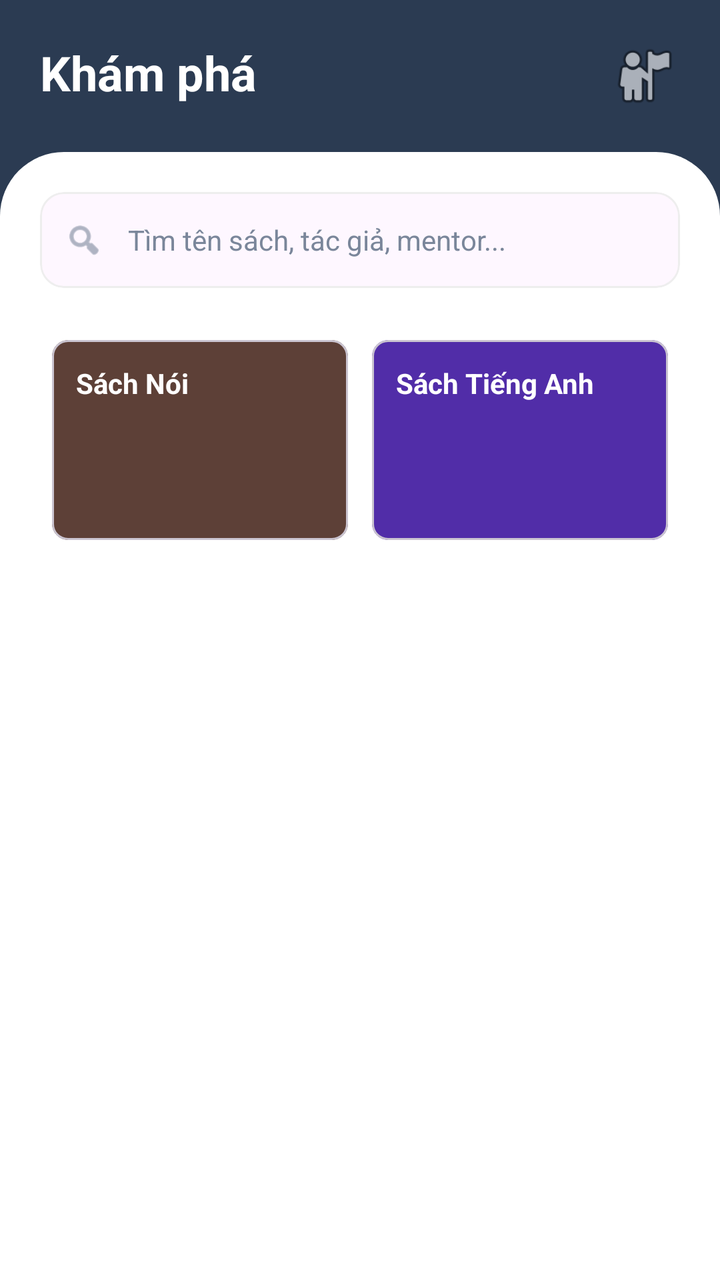
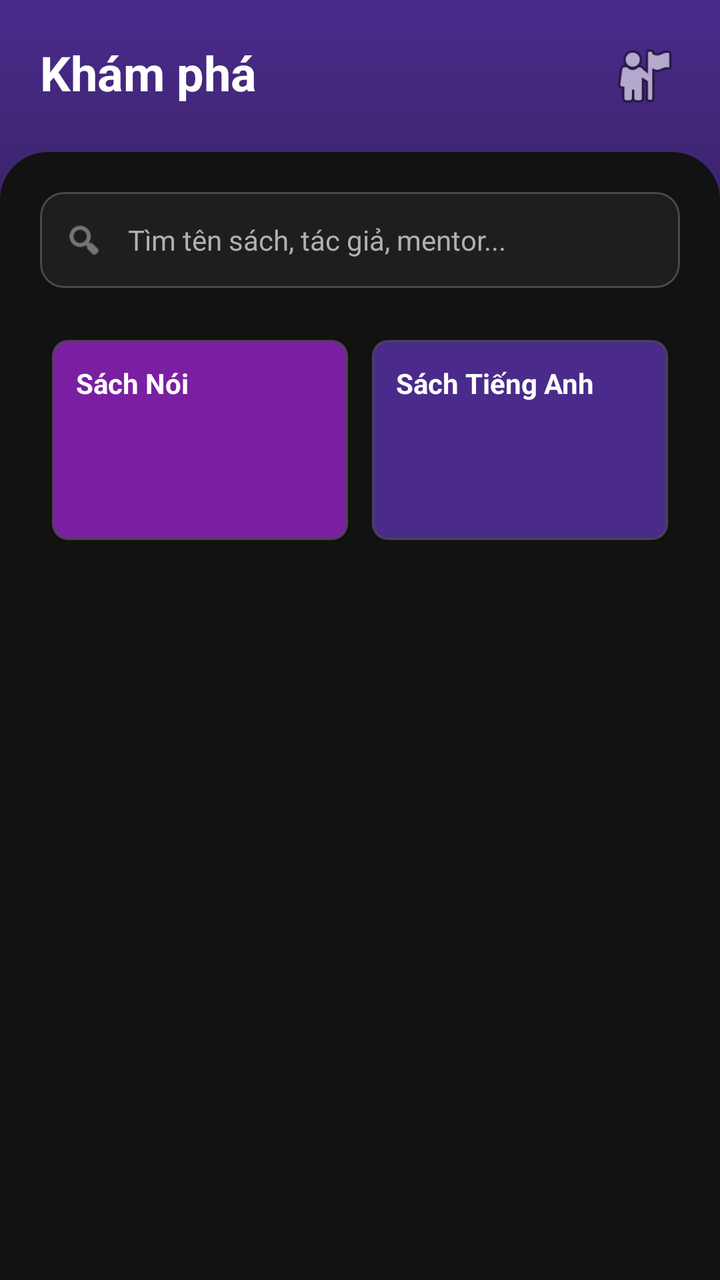

An Android layout rendered at two revisions. The XML below is the earlier revision; the diff shows what the commit changed to produce the second picture.
<!-- AndroidManifest.xml: application theme Theme.BookReadingApp -->
<!-- res/layout/fragment_explore.xml -->
<?xml version="1.0" encoding="utf-8"?>
<androidx.coordinatorlayout.widget.CoordinatorLayout xmlns:android="http://schemas.android.com/apk/res/android"
    xmlns:app="http://schemas.android.com/apk/res-auto"
    android:layout_width="match_parent"
    android:layout_height="match_parent"
    android:background="@color/brand_navy">

    <com.google.android.material.appbar.AppBarLayout
        android:layout_width="match_parent"
        android:layout_height="wrap_content"
        android:background="@android:color/transparent"
        app:elevation="0dp">

        <RelativeLayout
            android:layout_width="match_parent"
            android:layout_height="wrap_content"
            android:padding="20dp">

            <TextView
                android:layout_width="wrap_content"
                android:layout_height="wrap_content"
                android:text="Khám phá"
                android:textColor="@color/white"
                android:textSize="24sp"
                android:textStyle="bold" />

            <com.google.android.material.imageview.ShapeableImageView
                android:layout_width="36dp"
                android:layout_height="36dp"
                android:layout_alignParentEnd="true"
                android:src="@android:drawable/ic_menu_myplaces"
                app:shapeAppearanceOverlay="@style/ShapeAppearance.Material3.Corner.Full" />
        </RelativeLayout>
    </com.google.android.material.appbar.AppBarLayout>

    <androidx.core.widget.NestedScrollView
        android:layout_width="match_parent"
        android:layout_height="match_parent"
        android:background="@drawable/rounded_top_surface"
        app:layout_behavior="@string/appbar_scrolling_view_behavior">

        <LinearLayout
            android:layout_width="match_parent"
            android:layout_height="wrap_content"
            android:orientation="vertical"
            android:paddingHorizontal="20dp"
            android:paddingTop="20dp"
            android:paddingBottom="100dp">

            
            <com.google.android.material.card.MaterialCardView
                android:layout_width="match_parent"
                android:layout_height="wrap_content"
                app:cardCornerRadius="12dp"
                app:cardElevation="0dp"
                app:strokeColor="#EEEEEE"
                app:strokeWidth="1dp">

                <LinearLayout
                    android:layout_width="match_parent"
                    android:layout_height="48dp"
                    android:gravity="center_vertical"
                    android:paddingHorizontal="12dp">

                    <ImageView
                        android:layout_width="20dp"
                        android:layout_height="20dp"
                        android:src="@android:drawable/ic_menu_search"
                        app:tint="@color/brand_text_gray" />

                    <TextView
                        android:layout_width="wrap_content"
                        android:layout_height="wrap_content"
                        android:layout_marginStart="12dp"
                        android:text="Tìm tên sách, tác giả, mentor..."
                        android:textColor="@color/brand_text_gray" />
                </LinearLayout>
            </com.google.android.material.card.MaterialCardView>

            
            <GridLayout
                android:layout_width="match_parent"
                android:layout_height="wrap_content"
                android:layout_marginTop="20dp"
                android:columnCount="2"
                android:alignmentMode="alignMargins"
                android:columnOrderPreserved="false">

                
                <com.google.android.material.card.MaterialCardView
                    android:layout_width="0dp"
                    android:layout_height="100dp"
                    android:layout_columnWeight="1"
                    android:layout_margin="6dp"
                    app:cardBackgroundColor="#5D4037"
                    app:cardCornerRadius="8dp">
                    <TextView
                        android:layout_width="wrap_content"
                        android:layout_height="wrap_content"
                        android:layout_margin="12dp"
                        android:text="Sách Nói"
                        android:textColor="@color/white"
                        android:textStyle="bold" />
                </com.google.android.material.card.MaterialCardView>

                
                <com.google.android.material.card.MaterialCardView
                    android:layout_width="0dp"
                    android:layout_height="100dp"
                    android:layout_columnWeight="1"
                    android:layout_margin="6dp"
                    app:cardBackgroundColor="#512DA8"
                    app:cardCornerRadius="8dp">
                    <TextView
                        android:layout_width="wrap_content"
                        android:layout_height="wrap_content"
                        android:layout_margin="12dp"
                        android:text="Sách Tiếng Anh"
                        android:textColor="@color/white"
                        android:textStyle="bold" />
                </com.google.android.material.card.MaterialCardView>

            </GridLayout>

        </LinearLayout>
    </androidx.core.widget.NestedScrollView>

</androidx.coordinatorlayout.widget.CoordinatorLayout>
<!-- resources referenced by this layout -->
<resources>
  <color name="brand_navy">#2B3B52</color>
  <color name="brand_text_gray">#7A869A</color>
  <color name="white">#FFFFFF</color>
  <!-- drawable rounded_top_surface (drawable) -->
  <?xml version="1.0" encoding="utf-8"?>
  <shape xmlns:android="http://schemas.android.com/apk/res/android">
      <solid android:color="@color/white" />
      <corners
          android:topLeftRadius="32dp"
          android:topRightRadius="32dp" />
  </shape>
  <style name="Theme.BookReadingApp" parent="Base.Theme.BookReadingApp" />
  <style name="Base.Theme.BookReadingApp" parent="Theme.Material3.DayNight.NoActionBar">
          
          <item name="colorPrimary">@color/primary</item>
          <item name="android:windowBackground">@color/background_pastel</item>
          <item name="android:statusBarColor">@color/background_pastel</item>
          <item name="android:windowLightStatusBar" tools:targetApi="m">true</item>
      </style>
  <color name="primary">@color/brand_orange</color>
  <color name="background_pastel">#FFFBF7</color>
  <color name="brand_orange">#FF7E5F</color>
</resources>

<!-- the commit's change to res/layout/fragment_explore.xml (unified diff, before → after) -->
@@ -3,7 +3,7 @@
     xmlns:app="http://schemas.android.com/apk/res-auto"
     android:layout_width="match_parent"
     android:layout_height="match_parent"
-    android:background="@color/brand_navy">
+    android:background="@drawable/bg_header_gradient">
 
     <com.google.android.material.appbar.AppBarLayout
         android:layout_width="match_parent"
@@ -53,7 +53,8 @@
                 android:layout_height="wrap_content"
                 app:cardCornerRadius="12dp"
                 app:cardElevation="0dp"
-                app:strokeColor="#EEEEEE"
+                app:cardBackgroundColor="@color/surface_card"
+                app:strokeColor="@color/stroke_subtle"
                 app:strokeWidth="1dp">
 
                 <LinearLayout
@@ -92,7 +93,7 @@
                     android:layout_height="100dp"
                     android:layout_columnWeight="1"
                     android:layout_margin="6dp"
-                    app:cardBackgroundColor="#5D4037"
+                    app:cardBackgroundColor="@color/category_audiobook"
                     app:cardCornerRadius="8dp">
                     <TextView
                         android:layout_width="wrap_content"
@@ -109,7 +110,7 @@
                     android:layout_height="100dp"
                     android:layout_columnWeight="1"
                     android:layout_margin="6dp"
-                    app:cardBackgroundColor="#512DA8"
+                    app:cardBackgroundColor="@color/category_english"
                     app:cardCornerRadius="8dp">
                     <TextView
                         android:layout_width="wrap_content"
<!-- resource entries referenced after the edit -->
@@ -1,26 +1,51 @@
 <!-- resources referenced by this layout -->
 <resources>
-  <color name="brand_navy">#2B3B52</color>
-  <color name="brand_text_gray">#7A869A</color>
+  <color name="brand_text_gray">#B0B0B0</color>
+  <color name="category_audiobook">#7B1FA2</color>
+  <color name="category_english">#4A2B8C</color>
+  <color name="stroke_subtle">#33FFFFFF</color>
+  <color name="surface_card">#1E1E1E</color>
   <color name="white">#FFFFFF</color>
+  <!-- drawable bg_header_gradient (drawable) -->
+  <?xml version="1.0" encoding="utf-8"?>
+  <shape xmlns:android="http://schemas.android.com/apk/res/android">
+      <gradient
+          android:angle="270"
+          android:centerColor="#1A1528"
+          android:endColor="#121212"
+          android:startColor="#4A2B8C"
+          android:type="linear" />
+  </shape>
   <!-- drawable rounded_top_surface (drawable) -->
   <?xml version="1.0" encoding="utf-8"?>
   <shape xmlns:android="http://schemas.android.com/apk/res/android">
-      <solid android:color="@color/white" />
+      <solid android:color="@color/background_dark" />
       <corners
-          android:topLeftRadius="32dp"
-          android:topRightRadius="32dp" />
+          android:topLeftRadius="24dp"
+          android:topRightRadius="24dp" />
   </shape>
   <style name="Theme.BookReadingApp" parent="Base.Theme.BookReadingApp" />
-  <style name="Base.Theme.BookReadingApp" parent="Theme.Material3.DayNight.NoActionBar">
-          
-          <item name="colorPrimary">@color/primary</item>
-          <item name="android:windowBackground">@color/background_pastel</item>
-          <item name="android:statusBarColor">@color/background_pastel</item>
-          <item name="android:windowLightStatusBar" tools:targetApi="m">true</item>
+  <color name="background_dark">#121212</color>
+  <style name="Base.Theme.BookReadingApp" parent="Theme.Material3.Dark.NoActionBar">
+          <item name="colorPrimary">@color/brand_purple</item>
+          <item name="colorOnPrimary">@color/white</item>
+          <item name="colorPrimaryContainer">@color/brand_purple_deep</item>
+          <item name="colorOnPrimaryContainer">@color/white</item>
+          <item name="colorSecondary">@color/brand_green</item>
+          <item name="colorOnSecondary">@color/white</item>
+          <item name="colorSurface">@color/surface_card</item>
+          <item name="colorOnSurface">@color/white</item>
+          <item name="colorSurfaceVariant">@color/surface_elevated</item>
+          <item name="colorOnSurfaceVariant">@color/brand_text_gray</item>
+          <item name="android:colorBackground">@color/background_dark</item>
+          <item name="android:windowBackground">@color/background_dark</item>
+          <item name="android:statusBarColor">@color/background_dark</item>
+          <item name="android:navigationBarColor">@color/background_dark</item>
+          <item name="android:windowLightStatusBar" tools:targetApi="m">false</item>
       </style>
-  <color name="primary">@color/brand_orange</color>
-  <color name="background_pastel">#FFFBF7</color>
-  <color name="brand_orange">#FF7E5F</color>
+  <color name="brand_purple">#9C27B0</color>
+  <color name="brand_purple_deep">#4A2B8C</color>
+  <color name="brand_green">#4CAF50</color>
+  <color name="surface_elevated">#2A2A2A</color>
 </resources>
 
